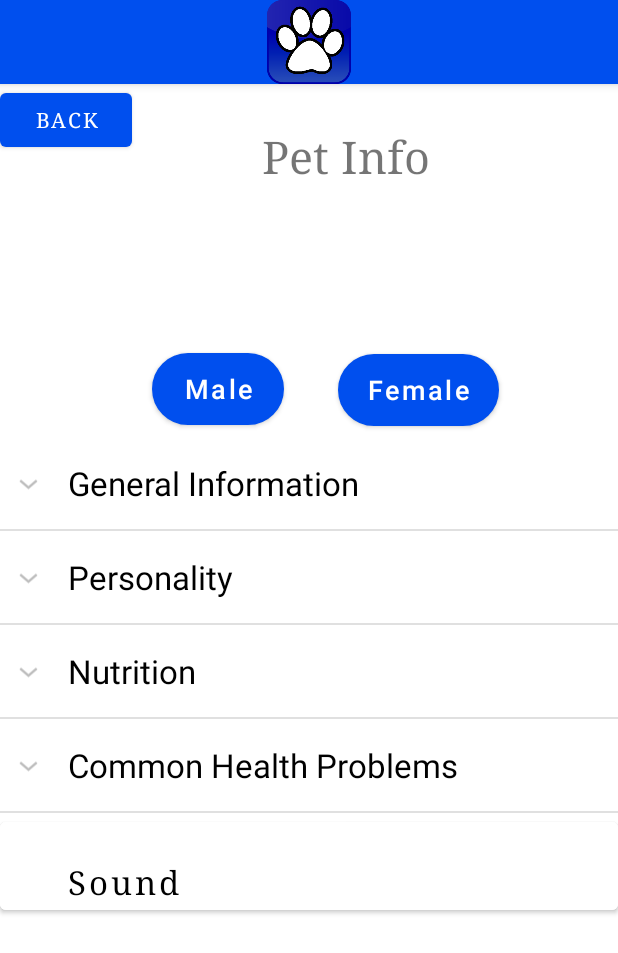
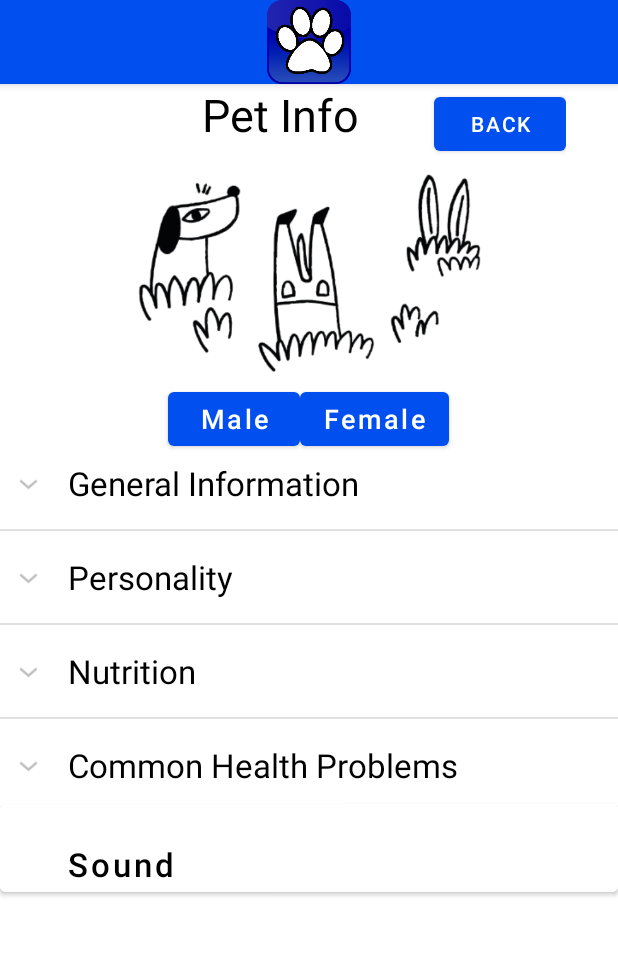
Before and after one commit to MobileNetworksUWS/PetsopediaApp, an Android app: the PetInfo screen opened directly, with no data from a screen before it, on a phone screen of 412 x 824 dp. Shown: the top 953 px of the screen. Run offline under Robolectric (Android 15) with nearby library versions, the light colour scheme and no system bars.

Commit message:
old pet info page

```diff
--- a/app/src/main/res/layout/pet_info.xml
+++ b/app/src/main/res/layout/pet_info.xml
@@ -6,71 +6,71 @@
     android:layout_height="match_parent"
     tools:context=".PetInfo">
 
-
+    <LinearLayout
+        android:layout_width="match_parent"
+        android:layout_height="match_parent"
+        android:orientation="vertical">
+        <LinearLayout
+            android:layout_width="wrap_content"
+            android:layout_height="wrap_content"
+            android:orientation="horizontal"
+            android:layout_gravity="center_horizontal">
             <TextView
                 android:id="@+id/textView"
-        android:layout_width="match_parent"
+                android:layout_width="wrap_content"
                 android:layout_height="wrap_content"
-        android:layout_alignParentStart="true"
-        android:layout_alignParentTop="true"
-        android:layout_alignParentEnd="true"
-        android:layout_alignParentBottom="true"
-        android:layout_marginStart="0dp"
-        android:layout_marginTop="1dp"
-        android:layout_marginEnd="0dp"
-        android:layout_marginBottom="673dp"
-        android:fontFamily="serif"
-        android:gravity="center"
+                android:text="Pet Info"
+                android:textColor="@android:color/black"
+                android:paddingRight="50dp"
                 android:paddingLeft="100dp"
-        android:paddingRight="50dp"
-        android:text="Pet Info"
-        android:textSize="30sp" />
+                android:textSize="30sp"/>
 
             <Button
                 android:id="@+id/backPetInfo"
                 android:layout_width="wrap_content"
                 android:layout_height="wrap_content"
-        android:fontFamily="serif"
+                android:layout_toRightOf="@+id/textView"
                 android:text="@string/back_button" />
+        </LinearLayout>
 
+        <ImageView
+            android:id="@+id/imageView"
+            android:layout_width="265dp"
+            android:layout_height="151dp"
+            android:layout_gravity="center_horizontal"
+            app:srcCompat="@drawable/petinfoicon" />
 
-
-
-
-    <Button
-        android:id="@+id/female"
-        android:layout_width="107dp"
-        android:layout_height="wrap_content"
-        android:layout_gravity="center_horizontal"
-        android:layout_marginStart="225dp"
-        android:layout_marginLeft="6dp"
-        android:layout_marginTop="180dp"
-        android:layout_marginEnd="79dp"
-        android:layout_marginBottom="503dp"
-        android:background="@drawable/buttons"
-        android:text="@string/female"
-        android:textAllCaps="false"
-        android:textSize="18dp" />
+        <LinearLayout
+            android:layout_width="match_parent"
+            android:layout_height="match_parent"
+            android:orientation="horizontal"
+            android:gravity="center">
 
             <Button
                 android:id="@+id/male"
                 android:layout_width="wrap_content"
                 android:layout_height="wrap_content"
-        android:layout_marginStart="101dp"
-        android:layout_marginTop="179dp"
-        android:layout_marginEnd="222dp"
-        android:layout_marginRight="6dp"
-        android:layout_marginBottom="504dp"
-        android:background="@drawable/buttons"
+                android:layout_gravity="center_horizontal"
                 android:text="@string/male"
                 android:textAllCaps="false"
                 android:textSize="18dp" />
 
+            <Button
+                android:id="@+id/female"
+                android:layout_width="wrap_content"
+                android:layout_height="wrap_content"
+                android:layout_gravity="center_horizontal"
+                android:text="@string/female"
+                android:textAllCaps="false"
+                android:textSize="18dp" />
+        </LinearLayout>
+
+    </LinearLayout>
+
     <ExpandableListView
         android:id="@+id/listview"
         android:layout_width="match_parent"
-        android:layout_height="321dp"
-        android:layout_alignParentTop="true"
+        android:layout_height="wrap_content"
         android:layout_marginTop="235dp"
         android:paddingBottom="60dp">
 
@@ -83,7 +83,6 @@
         android:backgroundTint="#ffffff"
         android:id="@+id/soundInfo"
         android:text="Sound"
-        android:fontFamily="serif"
         android:textSize="22dp"
         android:paddingLeft="45dp"
         android:paddingTop="25dp"
@@ -93,39 +92,33 @@
         android:layout_above="@+id/playlistlistview"/>
 
     <LinearLayout
-        android:id="@+id/playlistlistview"
         android:layout_width="match_parent"
         android:layout_height="wrap_content"
+        android:gravity="center_horizontal"
         android:layout_below="@+id/listview"
-        android:layout_alignParentBottom="true"
-        android:layout_marginBottom="158dp"
-        android:gravity="center_horizontal">
-
+        android:id="@+id/playlistlistview">
         <ImageView
-            android:id="@+id/playpauseicon"
             android:layout_width="50dp"
             android:layout_height="50dp"
-            android:src="@drawable/play" />
-
+            android:src="@drawable/play"
+            android:id="@+id/playpauseicon"/>
         <TextView
             android:id="@+id/startTime"
             android:layout_width="wrap_content"
             android:layout_height="wrap_content"
             android:text="0:00"
             android:textSize="18dp" />
-
         <SeekBar
             android:id="@+id/seekBar"
             android:layout_width="200dp"
             android:layout_height="50dp"
-            android:layout_weight="1" />
-
+            android:layout_weight="1"/>
         <TextView
-            android:id="@+id/texttotal"
             android:layout_width="wrap_content"
             android:layout_height="wrap_content"
+            android:id="@+id/texttotal"
             android:text="0:00"
-            android:textSize="18dp" />
+            android:textSize="18dp"/>
     </LinearLayout>
 
 </RelativeLayout>
```
Lines whose indentation alone changed are shown as unchanged.
